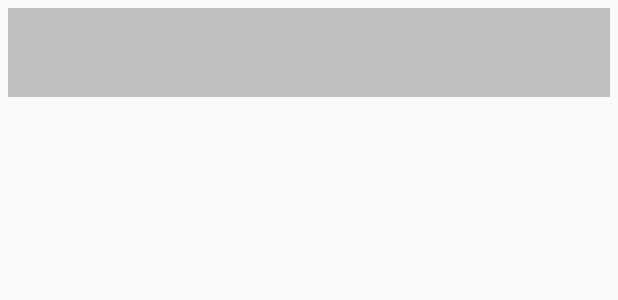
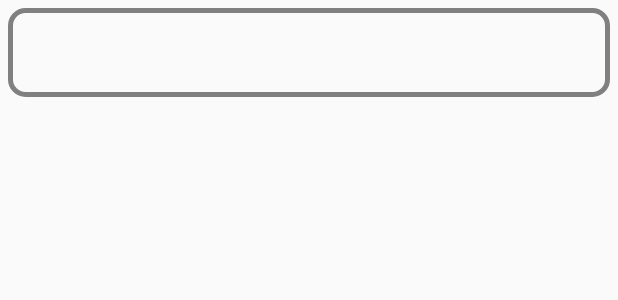
Before and after one commit to bsgreentea/GoalAssistant, an Android app: the layout item.xml on its own in the app's theme, with its tools: preview values and no code run, on a phone screen of 412 x 824 dp. Shown: the top 300 px of the screen. Run offline under Robolectric (Android 15) with nearby library versions, the phone set to English and light mode, and no system bars.

Commit message:
recyclerview item 변경
item 스타일 테스트 및 변경

```diff
--- a/Locker/app/src/main/java/com/greentea/locker/Adapter/RecyclerAdapter.java
+++ b/Locker/app/src/main/java/com/greentea/locker/Adapter/RecyclerAdapter.java
@@ -10,6 +10,7 @@ import android.view.ViewGroup;
 import android.widget.TextView;
 
 import androidx.annotation.NonNull;
+import androidx.core.content.ContextCompat;
 import androidx.recyclerview.widget.RecyclerView;
 
 import com.greentea.locker.AppInfoActivity;
@@ -125,11 +126,13 @@ public class RecyclerAdapter extends RecyclerView.Adapter<RecyclerAdapter.ItemVi
         void onBind(PickedPlace pickedPlace) {
             textView1.setText("  " + pickedPlace.getPlaceName());
             if(pickedPlace.getVersion() == true) {
-                textView1.setBackgroundColor(0xFFC71585);
-                textView1.setTextColor(0xFFFFFFFF);
+//                textView1.setBackgroundColor(0xFFC71585);
+//                textView1.setTextColor(0xFFFFFFFF);
+                textView1.setTextColor(0xFFC71585);
             }
             else {
-                textView1.setBackgroundColor(0xFFFFFFFF);
+//                textView1.setBackgroundColor(0xFFFFFFFF);
+//                textView1.setTextColor(0xFF000000);
                 textView1.setTextColor(0xFF000000);
             }
         }
--- a/Locker/app/src/main/res/drawable/item_view_style.xml
+++ b/Locker/app/src/main/res/drawable/item_view_style.xml
@@ -1,12 +1,16 @@
 <?xml version="1.0" encoding="utf-8"?>
-<selector xmlns:android="http://schemas.android.com/apk/res/android">
+<shape xmlns:android="http://schemas.android.com/apk/res/android">
 
-    <item android:state_focused="false" android:state_pressed="false">
-        <shape>
-            <!--<solid android:color="@android:color/holo_red_light"/>-->
-            <!--<stroke android:color="@android:color/holo_red_dark"-->
-                <!--android:width="1dp"/>-->
-            <corners android:radius="10dp" />
-        </shape>
-    </item>
-</selector>
+    <stroke
+        android:width="3dp"
+        android:color="#FF808080" />
+
+    <corners android:radius="10dp" />
+
+    <padding
+        android:left="20dp"
+        android:top="10dp"
+        android:right="20dp"
+        android:bottom="10dp">
+    </padding>
+</shape>
--- a/Locker/app/src/main/res/layout/item.xml
+++ b/Locker/app/src/main/res/layout/item.xml
@@ -3,14 +3,13 @@
     android:orientation="vertical"
     android:layout_width="match_parent"
     android:layout_height="70dp"
-    android:padding="5dp"
-    android:background="@drawable/item_view_style">
+    android:padding="5dp">
 
     <TextView
         android:id="@+id/textView"
         android:layout_width="match_parent"
         android:layout_height="match_parent"
-        android:background="#FFC0C0C0"
+        android:background="@drawable/item_view_style"
         android:gravity="center_vertical"
         android:textSize="25dp"/>
 
```
